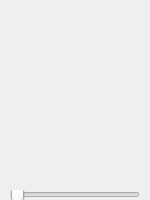
Old version of the form previewsection.ui in the repository Chromecore/Sprite-Editor.
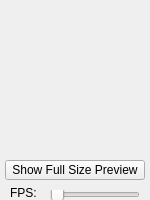
New version of the form.

Commit message: load file selector, added full size preview button

Diff of the .ui file:
```diff
--- a/previewsection.ui
+++ b/previewsection.ui
@@ -16,9 +16,9 @@
   <widget class="QSlider" name="horizontalSlider">
    <property name="geometry">
     <rect>
-     <x>10</x>
+     <x>50</x>
      <y>190</y>
-     <width>130</width>
+     <width>90</width>
      <height>10</height>
     </rect>
    </property>
@@ -29,6 +29,32 @@
     <enum>Qt::Horizontal</enum>
    </property>
   </widget>
+  <widget class="QPushButton" name="pushButton">
+   <property name="geometry">
+    <rect>
+     <x>5</x>
+     <y>160</y>
+     <width>140</width>
+     <height>20</height>
+    </rect>
+   </property>
+   <property name="text">
+    <string>Show Full Size Preview</string>
+   </property>
+  </widget>
+  <widget class="QLabel" name="label">
+   <property name="geometry">
+    <rect>
+     <x>10</x>
+     <y>185</y>
+     <width>40</width>
+     <height>15</height>
+    </rect>
+   </property>
+   <property name="text">
+    <string>FPS:</string>
+   </property>
+  </widget>
  </widget>
  <resources/>
  <connections/>
```
The commit also changes 4 other files.
